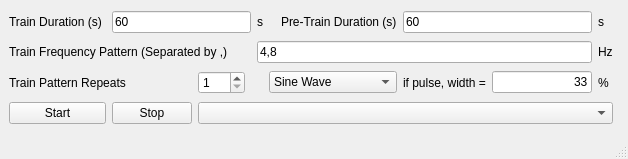
First picture: the form in ardu_window.ui, repository researchgrant/ardustim, before the edit.
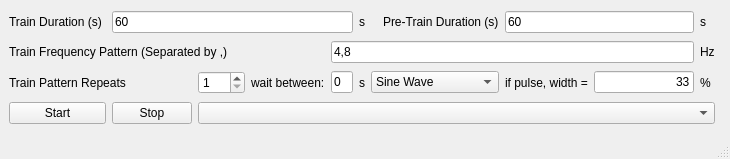
Second picture: the form after the edit.

```diff
--- a/ardu_window.ui
+++ b/ardu_window.ui
@@ -6,7 +6,7 @@
    <rect>
     <x>0</x>
     <y>0</y>
-    <width>582</width>
+    <width>718</width>
     <height>159</height>
    </rect>
   </property>
@@ -15,14 +15,35 @@
   </property>
   <widget class="QWidget" name="centralwidget">
    <layout class="QGridLayout" name="gridLayout">
-    <item row="0" column="10" colspan="2">
+    <item row="0" column="11" colspan="2">
      <widget class="QLabel" name="label_9">
       <property name="text">
        <string>s</string>
       </property>
      </widget>
     </item>
-    <item row="2" column="10">
+    <item row="2" column="6" colspan="3">
+     <widget class="QComboBox" name="waveShapeBox">
+      <item>
+       <property name="text">
+        <string>Sine Wave</string>
+       </property>
+      </item>
+      <item>
+       <property name="text">
+        <string>Square Pulse</string>
+       </property>
+      </item>
+     </widget>
+    </item>
+    <item row="2" column="0" colspan="2">
+     <widget class="QLabel" name="label_4">
+      <property name="text">
+       <string>Train Pattern Repeats</string>
+      </property>
+     </widget>
+    </item>
+    <item row="2" column="11">
      <widget class="QLabel" name="label_6">
       <property name="text">
        <string>%</string>
@@ -36,28 +57,7 @@
       </property>
      </widget>
     </item>
-    <item row="2" column="0" colspan="2">
-     <widget class="QLabel" name="label_4">
-      <property name="text">
-       <string>Train Pattern Repeats</string>
-      </property>
-     </widget>
-    </item>
-    <item row="1" column="0" colspan="3">
-     <widget class="QLabel" name="label_3">
-      <property name="text">
-       <string>Train Frequency Pattern (Separated by ,)</string>
-      </property>
-     </widget>
-    </item>
-    <item row="1" column="10">
-     <widget class="QLabel" name="label_7">
-      <property name="text">
-       <string>Hz</string>
-      </property>
-     </widget>
-    </item>
-    <item row="3" column="2" colspan="9">
+    <item row="3" column="2" colspan="10">
      <widget class="QComboBox" name="portBox"/>
     </item>
     <item row="3" column="0">
@@ -74,38 +74,35 @@
       </property>
      </widget>
     </item>
-    <item row="2" column="2">
-     <widget class="QSpinBox" name="patternRepeatsBox">
-      <property name="minimum">
-       <number>1</number>
-      </property>
-      <property name="maximum">
-       <number>999</number>
+    <item row="1" column="11">
+     <widget class="QLabel" name="label_7">
+      <property name="text">
+       <string>Hz</string>
       </property>
      </widget>
     </item>
-    <item row="0" column="4">
+    <item row="0" column="5">
      <widget class="QLabel" name="label_8">
       <property name="text">
        <string>s</string>
       </property>
      </widget>
     </item>
-    <item row="0" column="1" colspan="3">
+    <item row="0" column="1" colspan="4">
      <widget class="QLineEdit" name="trainDurEdit">
       <property name="text">
        <string>60</string>
       </property>
      </widget>
     </item>
-    <item row="0" column="7">
-     <widget class="QLabel" name="label_2">
-      <property name="text">
-       <string>Pre-Train Duration (s)</string>
-      </property>
-     </widget>
-    </item>
     <item row="2" column="9">
+     <widget class="QLabel" name="label_5">
+      <property name="text">
+       <string>if pulse, width =</string>
+      </property>
+     </widget>
+    </item>
+    <item row="2" column="10">
      <widget class="QLineEdit" name="pulseWidthEdit">
       <property name="sizePolicy">
        <sizepolicy hsizetype="Fixed" vsizetype="Fixed">
@@ -127,41 +124,65 @@
       </property>
      </widget>
     </item>
-    <item row="1" column="4" colspan="6">
+    <item row="0" column="9" colspan="2">
+     <widget class="QLineEdit" name="pretrainDurEdit">
+      <property name="text">
+       <string>60</string>
+      </property>
+     </widget>
+    </item>
+    <item row="0" column="8">
+     <widget class="QLabel" name="label_2">
+      <property name="text">
+       <string>Pre-Train Duration (s)</string>
+      </property>
+     </widget>
+    </item>
+    <item row="2" column="4">
+     <widget class="QLineEdit" name="waitEdit">
+      <property name="text">
+       <string>0</string>
+      </property>
+     </widget>
+    </item>
+    <item row="2" column="2">
+     <widget class="QSpinBox" name="patternRepeatsBox">
+      <property name="minimum">
+       <number>1</number>
+      </property>
+      <property name="maximum">
+       <number>999</number>
+      </property>
+     </widget>
+    </item>
+    <item row="2" column="3">
+     <widget class="QLabel" name="label_10">
+      <property name="text">
+       <string>wait between:</string>
+      </property>
+     </widget>
+    </item>
+    <item row="2" column="5">
+     <widget class="QLabel" name="label_11">
+      <property name="text">
+       <string>s</string>
+      </property>
+     </widget>
+    </item>
+    <item row="1" column="4" colspan="7">
      <widget class="QLineEdit" name="freqPatternEdit">
       <property name="text">
        <string>4,8</string>
       </property>
      </widget>
     </item>
-    <item row="0" column="8" colspan="2">
-     <widget class="QLineEdit" name="pretrainDurEdit">
+    <item row="1" column="0" colspan="4">
+     <widget class="QLabel" name="label_3">
       <property name="text">
-       <string>60</string>
+       <string>Train Frequency Pattern (Separated by ,)</string>
       </property>
      </widget>
     </item>
-    <item row="2" column="8">
-     <widget class="QLabel" name="label_5">
-      <property name="text">
-       <string>if pulse, width =</string>
-      </property>
-     </widget>
-    </item>
-    <item row="2" column="5" colspan="3">
-     <widget class="QComboBox" name="waveShapeBox">
-      <item>
-       <property name="text">
-        <string>Sine Wave</string>
-       </property>
-      </item>
-      <item>
-       <property name="text">
-        <string>Square Pulse</string>
-       </property>
-      </item>
-     </widget>
-    </item>
    </layout>
   </widget>
   <widget class="QMenuBar" name="menubar">
```
Left out of the diff: 2 changed lines with no effect on the pictures.
